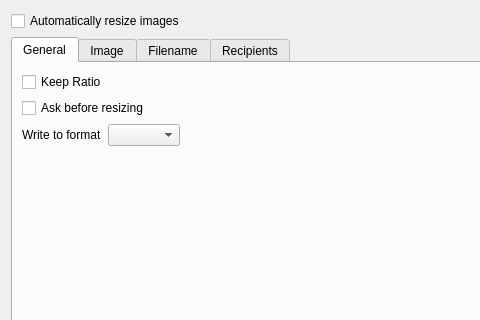
Before: the Qt Designer form messagecomposer/imagescaling/ui/imagescalingwidget.ui in KDE/kdepim, drawn with Qt 5; both pictures show x 0 to 480 and y 0 to 320 of the 614 by 453 pixel window.
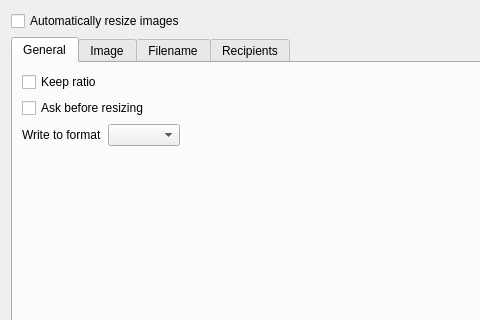
After: the same form once the commit is applied. Custom widgets are drawn as their Qt base class.

```diff
--- a/messagecomposer/imagescaling/ui/imagescalingwidget.ui
+++ b/messagecomposer/imagescaling/ui/imagescalingwidget.ui
@@ -31,7 +31,7 @@
        <item row="0" column="0">
         <widget class="QCheckBox" name="KeepImageRatio">
          <property name="text">
-          <string>Keep Ratio</string>
+          <string>Keep ratio</string>
          </property>
         </widget>
        </item>
```
